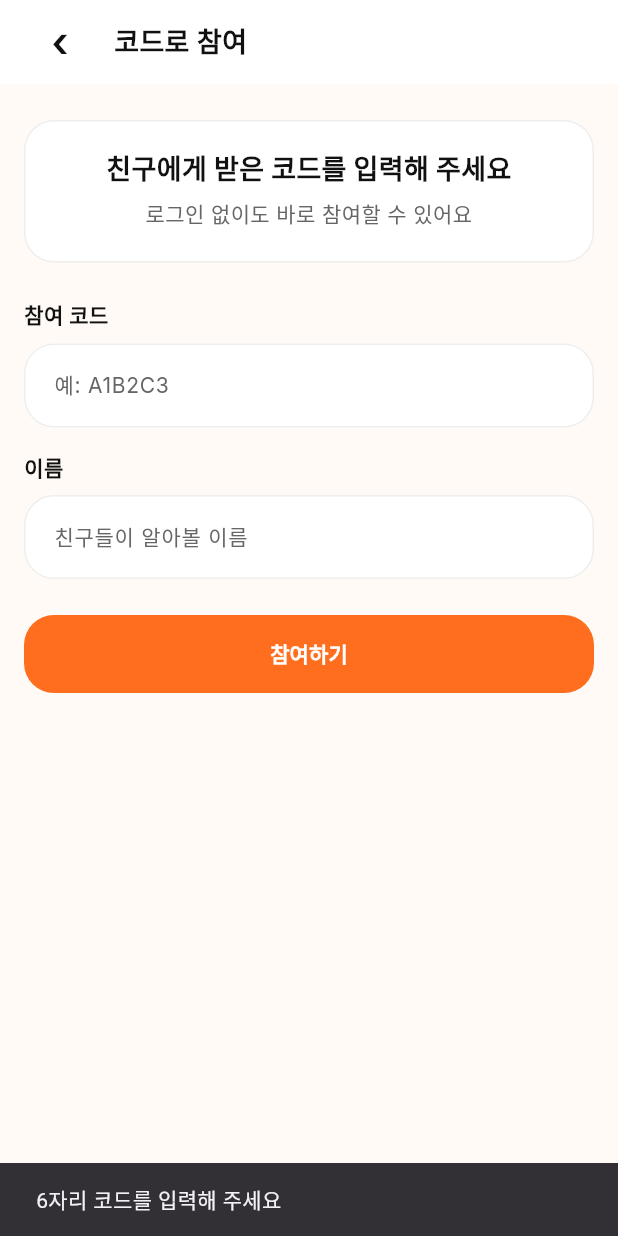
After one commit to JeongHyck06/mwukzi-app, a Flutter app: the JoinRoomScreen screen opened directly, after a tap on "참여하기", on a phone screen of 412 x 824 dp. The commit adds this screen. Run offline on Flutter 3.47's test engine with Material 3 defaults, Android fonts, the phone set to English and light mode, and no system bars; our stand-ins replace flutter_riverpod, google_fonts; missing offline and left inert: kakao_flutter_sdk_user.

Commit message:
feat/#5: 코드 참여 화면 연결 및 카카오 토큰 재사용 처리

```diff
--- /dev/null
+++ b/lib/features/auth/join_room_api.dart
@@ -0,0 +1,34 @@
+import 'dart:convert';
+
+import 'package:http/http.dart' as http;
+
+import '../../core/constants/api_config.dart';
+import 'models/join_room_response.dart';
+
+class JoinRoomApi {
+  Future<JoinRoomResponse> joinRoom({
+    required String inviteCode,
+    required String displayName,
+  }) async {
+    final uri = ApiConfig.buildUri('/api/v1/rooms/join');
+    final response = await http.post(
+      uri,
+      headers: const {
+        'Content-Type': 'application/json',
+      },
+      body: jsonEncode({
+        'invite_code': inviteCode,
+        'display_name': displayName,
+      }),
+    );
+
+    if (response.statusCode >= 200 && response.statusCode < 300) {
+      final data = jsonDecode(response.body) as Map<String, dynamic>;
+      return JoinRoomResponse.fromJson(data);
+    }
+
+    throw Exception(
+      '코드 참여 실패 (${response.statusCode}): ${response.body}',
+    );
+  }
+}
--- /dev/null
+++ b/lib/features/auth/join_room_screen.dart
@@ -0,0 +1,282 @@
+import 'package:flutter/material.dart';
+import 'package:flutter/services.dart';
+import '../../core/constants/app_colors.dart';
+import '../../core/constants/app_text_styles.dart';
+import 'join_room_api.dart';
+import '../room/room_lobby_screen.dart';
+
+class JoinRoomScreen extends StatefulWidget {
+  const JoinRoomScreen({super.key});
+
+  @override
+  State<JoinRoomScreen> createState() => _JoinRoomScreenState();
+}
+
+class _JoinRoomScreenState extends State<JoinRoomScreen> {
+  final _codeController = TextEditingController();
+  final _nameController = TextEditingController();
+  bool _isSubmitting = false;
+
+  @override
+  void dispose() {
+    _codeController.dispose();
+    _nameController.dispose();
+    super.dispose();
+  }
+
+  Future<void> _submit() async {
+    final inviteCode = _codeController.text.trim().toUpperCase();
+    final displayName = _nameController.text.trim();
+
+    if (inviteCode.length != 6) {
+      ScaffoldMessenger.of(context).showSnackBar(
+        const SnackBar(content: Text('6자리 코드를 입력해 주세요')),
+      );
+      return;
+    }
+
+    if (displayName.isEmpty) {
+      ScaffoldMessenger.of(context).showSnackBar(
+        const SnackBar(content: Text('이름을 입력해 주세요')),
+      );
+      return;
+    }
+
+    setState(() {
+      _isSubmitting = true;
+    });
+
+    try {
+      final response = await JoinRoomApi().joinRoom(
+        inviteCode: inviteCode,
+        displayName: displayName,
+      );
+
+      if (!mounted) {
+        return;
+      }
+
+      ScaffoldMessenger.of(context).showSnackBar(
+        SnackBar(content: Text('${response.inviteCode} 방에 참여했습니다')),
+      );
+
+      Navigator.pushReplacement(
+        context,
+        MaterialPageRoute(
+          builder: (context) => RoomLobbyScreen(
+            roomId: response.roomId,
+            inviteCode: response.inviteCode,
+            displayName: response.displayName,
+            roomStatus: response.roomStatus,
+            participantId: response.participantId,
+          ),
+        ),
+      );
+    } catch (error) {
+      if (!mounted) {
+        return;
+      }
+      ScaffoldMessenger.of(context).showSnackBar(
+        SnackBar(content: Text('참여에 실패했습니다: $error')),
+      );
+    } finally {
+      if (mounted) {
+        setState(() {
+          _isSubmitting = false;
+        });
+      }
+    }
+  }
+
+  @override
+  Widget build(BuildContext context) {
+    return Scaffold(
+      backgroundColor: AppColors.backgroundTint,
+      body: SafeArea(
+        child: Column(
+          children: [
+            Container(
+              height: 56,
+              color: Colors.white,
+              padding: const EdgeInsets.symmetric(horizontal: 16),
+              child: Row(
+                children: [
+                  IconButton(
+                    onPressed: () => Navigator.pop(context),
+                    icon: Text(
+                      '‹',
+                      style: AppTextStyles.headingL.copyWith(
+                        fontSize: 28,
+                        fontWeight: FontWeight.w600,
+                      ),
+                    ),
+                    padding: EdgeInsets.zero,
+                    constraints: const BoxConstraints(),
+                  ),
+                  const SizedBox(width: 12),
+                  Text(
+                    '코드로 참여',
+                    style: AppTextStyles.headingM,
+                  ),
+                ],
+              ),
+            ),
+            Expanded(
+              child: SingleChildScrollView(
+                padding: const EdgeInsets.symmetric(horizontal: 16),
+                child: Column(
+                  children: [
+                    const SizedBox(height: 24),
+                    Container(
+                      width: double.infinity,
+                      padding: const EdgeInsets.all(20),
+                      decoration: BoxDecoration(
+                        color: Colors.white,
+                        borderRadius: BorderRadius.circular(20),
+                        border: Border.all(
+                          color: AppColors.border,
+                          width: 1,
+                        ),
+                      ),
+                      child: Column(
+                        children: [
+                          Text(
+                            '친구에게 받은 코드를 입력해 주세요',
+                            style: AppTextStyles.headingM.copyWith(
+                              fontWeight: FontWeight.w700,
+                            ),
+                            textAlign: TextAlign.center,
+                          ),
+                          const SizedBox(height: 8),
+                          Text(
+                            '로그인 없이도 바로 참여할 수 있어요',
+                            style: AppTextStyles.bodyM.copyWith(
+                              color: AppColors.textSecondary,
+                            ),
+                            textAlign: TextAlign.center,
+                          ),
+                        ],
+                      ),
+                    ),
+                    const SizedBox(height: 24),
+                    _InputField(
+                      label: '참여 코드',
+                      hintText: '예: A1B2C3',
+                      controller: _codeController,
+                      inputFormatters: [
+                        FilteringTextInputFormatter.allow(
+                          RegExp('[a-zA-Z0-9]'),
+                        ),
+                        LengthLimitingTextInputFormatter(6),
+                      ],
+                      textCapitalization: TextCapitalization.characters,
+                    ),
+                    const SizedBox(height: 16),
+                    _InputField(
+                      label: '이름',
+                      hintText: '친구들이 알아볼 이름',
+                      controller: _nameController,
+                    ),
+                    const SizedBox(height: 24),
+                    SizedBox(
+                      width: double.infinity,
+                      height: 52,
+                      child: ElevatedButton(
+                        onPressed: _isSubmitting ? null : _submit,
+                        style: ElevatedButton.styleFrom(
+                          backgroundColor: AppColors.primaryMain,
+                          foregroundColor: Colors.white,
+                          elevation: 0,
+                          shape: RoundedRectangleBorder(
+                            borderRadius: BorderRadius.circular(20),
+                          ),
+                        ),
+                        child: _isSubmitting
+                            ? const SizedBox(
+                                width: 20,
+                                height: 20,
+                                child: CircularProgressIndicator(
+                                  strokeWidth: 2,
+                                  color: Colors.white,
+                                ),
+                              )
+                            : Text(
+                                '참여하기',
+                                style: AppTextStyles.buttonText,
+                              ),
+                      ),
+                    ),
+                    const SizedBox(height: 24),
+                  ],
+                ),
+              ),
+            ),
+          ],
+        ),
+      ),
+    );
+  }
+}
+
+class _InputField extends StatelessWidget {
+  final String label;
+  final String hintText;
+  final TextEditingController controller;
+  final List<TextInputFormatter>? inputFormatters;
+  final TextCapitalization textCapitalization;
+
+  const _InputField({
+    required this.label,
+    required this.hintText,
+    required this.controller,
+    this.inputFormatters,
+    this.textCapitalization = TextCapitalization.none,
+  });
+
+  @override
+  Widget build(BuildContext context) {
+    return Column(
+      crossAxisAlignment: CrossAxisAlignment.start,
+      children: [
+        Text(
+          label,
+          style: AppTextStyles.bodyM.copyWith(
+            fontWeight: FontWeight.w600,
+          ),
+        ),
+        const SizedBox(height: 8),
+        TextField(
+          controller: controller,
+          inputFormatters: inputFormatters,
+          textCapitalization: textCapitalization,
+          decoration: InputDecoration(
+            hintText: hintText,
+            hintStyle: AppTextStyles.bodyM.copyWith(
+              color: AppColors.textSecondary,
+            ),
+            filled: true,
+            fillColor: Colors.white,
+            contentPadding: const EdgeInsets.symmetric(
+              horizontal: 16,
+              vertical: 16,
+            ),
+            enabledBorder: OutlineInputBorder(
+              borderRadius: BorderRadius.circular(20),
+              borderSide: const BorderSide(
+                color: AppColors.border,
+                width: 1,
+              ),
+            ),
+            focusedBorder: OutlineInputBorder(
+              borderRadius: BorderRadius.circular(20),
+              borderSide: const BorderSide(
+                color: AppColors.primaryMain,
+                width: 1,
+              ),
+            ),
+          ),
+        ),
+      ],
+    );
+  }
+}
--- a/lib/features/auth/kakao_login_screen.dart
+++ b/lib/features/auth/kakao_login_screen.dart
@@ -3,12 +3,19 @@ import 'package:google_fonts/google_fonts.dart';
 import 'package:kakao_flutter_sdk_user/kakao_flutter_sdk_user.dart';
 import '../../core/constants/app_colors.dart';
 import '../../core/constants/app_text_styles.dart';
+import '../room/room_api.dart';
+import '../room/room_lobby_screen.dart';
 import 'auth_api.dart' as backend_auth;
 
 class KakaoLoginScreen extends StatelessWidget {
   const KakaoLoginScreen({super.key});
 
   Future<OAuthToken?> _getKakaoToken() async {
+    final cachedToken = await TokenManager.instance.getToken();
+    if (cachedToken != null) {
+      return cachedToken;
+    }
+
     if (await isKakaoTalkInstalled()) {
       try {
         return await UserApi.instance.loginWithKakaoTalk();
@@ -37,14 +44,26 @@ class KakaoLoginScreen extends StatelessWidget {
           await backend_auth.AuthApi().loginWithKakao(token.accessToken);
       print('백엔드 로그인 성공: ${loginResponse.user.nickname}');
 
-      print('발급된 토큰: ${loginResponse.accessToken}');
+      final roomResponse = await RoomApi().createRoom(
+        accessToken: loginResponse.accessToken,
+      );
 
       if (context.mounted) {
         ScaffoldMessenger.of(context).showSnackBar(
           const SnackBar(content: Text('로그인에 성공했습니다')),
         );
-        // TODO: 방 로비 화면으로 이동
-        // Navigator.pushReplacement(context, ...);
+        Navigator.pushReplacement(
+          context,
+          MaterialPageRoute(
+            builder: (context) => RoomLobbyScreen(
+              roomId: roomResponse.roomId,
+              inviteCode: roomResponse.inviteCode,
+              displayName: loginResponse.user.nickname,
+              roomStatus: roomResponse.roomStatus,
+              accessToken: loginResponse.accessToken,
+            ),
+          ),
+        );
       }
     } catch (error) {
       print('로그인 실패: $error');
```
